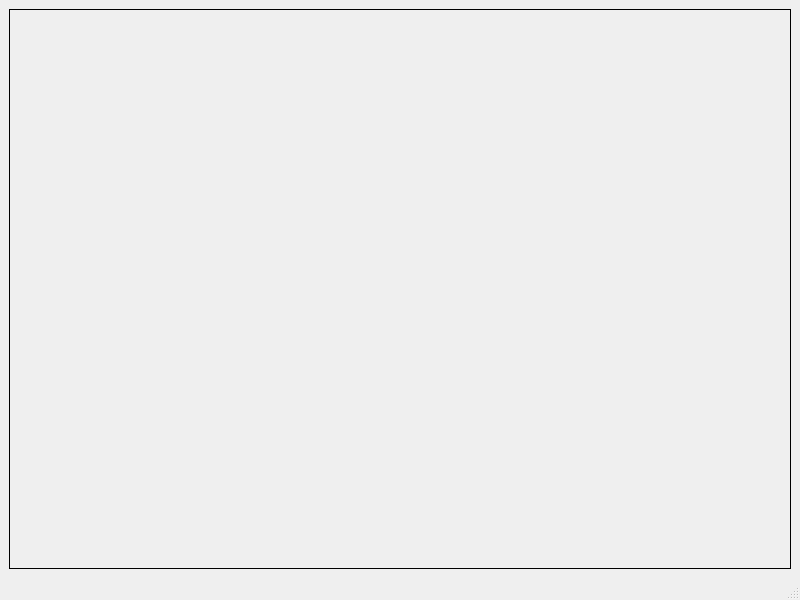
The window that Examples/Gravity/ExampleScene.ui (KROIA/QSFML_EditorWidget) describes before a commit, drawn with Qt 5.
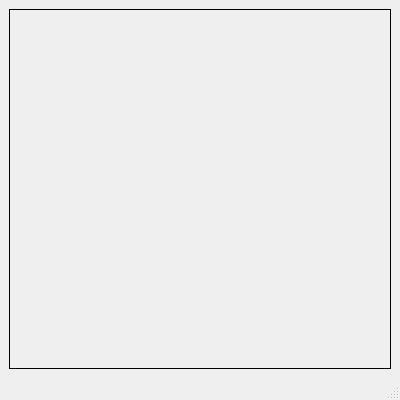
The same window after the commit.

What changed in the file:
```diff
--- a/Examples/Gravity/ExampleScene.ui
+++ b/Examples/Gravity/ExampleScene.ui
@@ -6,8 +6,8 @@
    <rect>
     <x>0</x>
     <y>0</y>
-    <width>800</width>
-    <height>600</height>
+    <width>400</width>
+    <height>400</height>
    </rect>
   </property>
   <property name="windowTitle">
```
Left out of the diff: 2 changed lines with no effect on the pictures.
